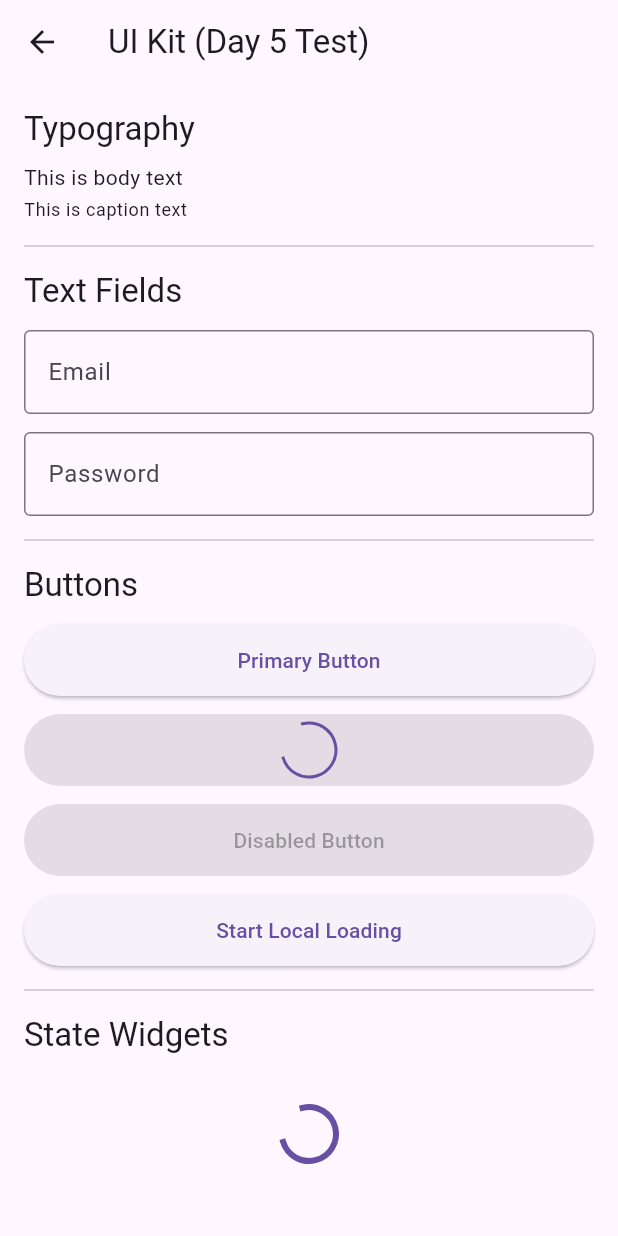
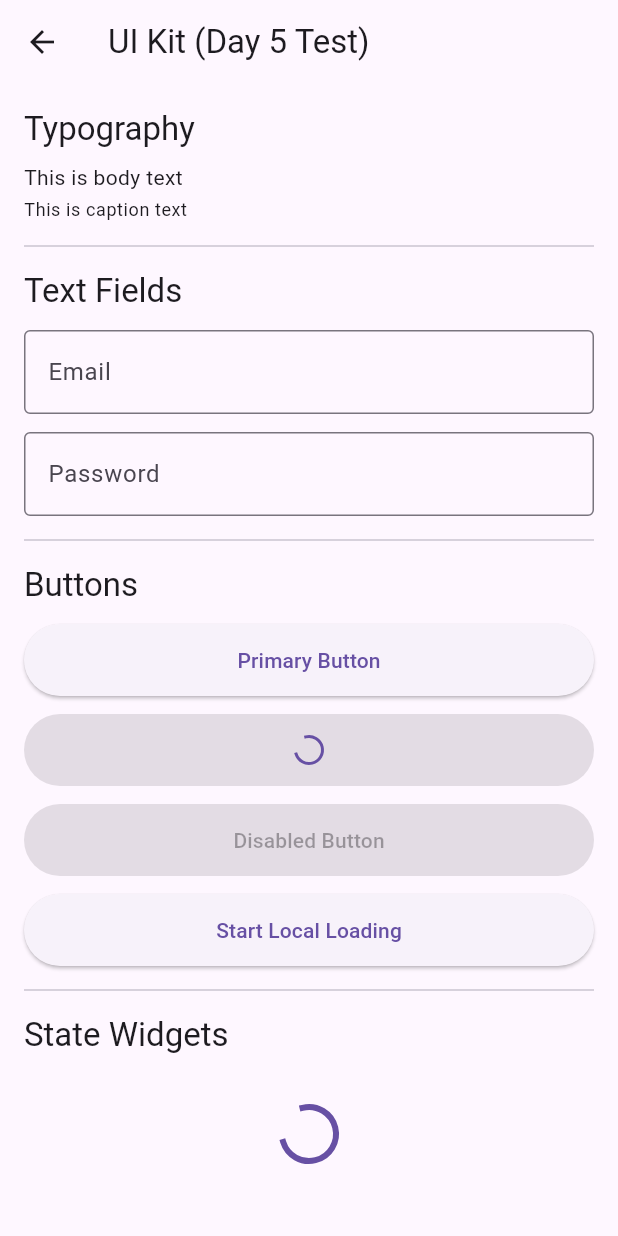
Before and after one commit to bassell01/Pawtopia, a Flutter app: the UiKitPage screen opened directly, on a phone screen of 412 x 824 dp. Run offline on Flutter 3.47's test engine with Material 3 defaults, Android fonts, the phone set to English and light mode, and no system bars; our stand-ins replace cloud_firestore, firebase_auth, firebase_core, firebase_storage, flutter_riverpod, get_it and 1 more; accounts and stored records are empty.

Commit message:
upgrade AppButton with variants, icons, and loading state

```diff
--- a/flutter_application_1/lib/core/widgets/app_button.dart
+++ b/flutter_application_1/lib/core/widgets/app_button.dart
@@ -1,28 +1,61 @@
 import 'package:flutter/material.dart';
-import '../constants/app_colors.dart';
+
+enum AppButtonVariant { primary, secondary, danger }
 
 class AppButton extends StatelessWidget {
   final String text;
   final VoidCallback? onPressed;
   final bool loading;
+  final IconData? icon;
+  final AppButtonVariant variant;
 
   const AppButton({
     super.key,
     required this.text,
     this.onPressed,
     this.loading = false,
+    this.icon,
+    this.variant = AppButtonVariant.primary,
   });
 
   @override
   Widget build(BuildContext context) {
+    final isDisabled = onPressed == null || loading;
+
+    final ButtonStyle style = switch (variant) {
+      AppButtonVariant.primary => ElevatedButton.styleFrom(),
+      AppButtonVariant.secondary => ElevatedButton.styleFrom(
+          backgroundColor: Theme.of(context).colorScheme.secondaryContainer,
+          foregroundColor: Theme.of(context).colorScheme.onSecondaryContainer,
+        ),
+      AppButtonVariant.danger => ElevatedButton.styleFrom(
+          backgroundColor: Theme.of(context).colorScheme.error,
+          foregroundColor: Theme.of(context).colorScheme.onError,
+        ),
+    };
+
     return SizedBox(
       width: double.infinity,
       height: 48,
       child: ElevatedButton(
-        onPressed: loading ? null : onPressed,
+        style: style,
+        onPressed: isDisabled ? null : onPressed,
         child: loading
-            ? const CircularProgressIndicator(strokeWidth: 2)
-            : Text(text),
+            ? const SizedBox(
+                width: 18,
+                height: 18,
+                child: CircularProgressIndicator(strokeWidth: 2),
+              )
+            : Row(
+                mainAxisSize: MainAxisSize.min,
+                children: [
+                  if (icon != null) ...[
+                    Icon(icon, size: 18),
+                    const SizedBox(width: 8),
+                  ],
+                  Text(text),
+                ],
+              ),
       ),
     );
   }
```
